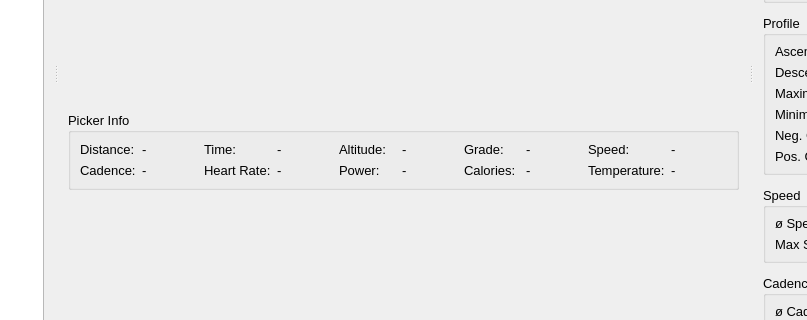
Before: the Qt Designer form MainWindow.ui in masc4ii/WaoStats, drawn with Qt 5; both pictures show x 242 to 1049 and y 284 to 604 of the 1214 by 717 pixel window.
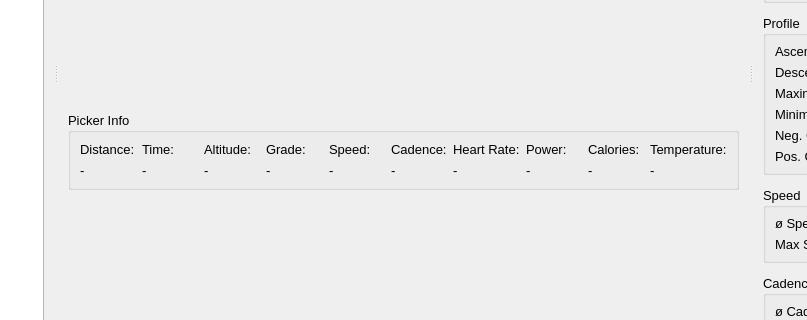
After: the same form once the commit is applied. Icons and pictures are not drawn. Custom widgets are drawn as their Qt base class.

The edit to the form file:
```diff
--- a/MainWindow.ui
+++ b/MainWindow.ui
@@ -56,74 +56,35 @@
        <string>Picker Info</string>
       </property>
       <layout class="QGridLayout" name="gridLayout_13">
-       <item row="0" column="6">
-        <widget class="QLabel" name="labelPickerGradeName">
+       <item row="0" column="0">
+        <widget class="QLabel" name="label_35">
          <property name="text">
-          <string>Grade:</string>
+          <string>Distance:</string>
          </property>
         </widget>
        </item>
-       <item row="0" column="5">
-        <widget class="QLabel" name="labelPickerAltitude">
-         <property name="sizePolicy">
-          <sizepolicy hsizetype="Preferred" vsizetype="Fixed">
-           <horstretch>0</horstretch>
-           <verstretch>0</verstretch>
-          </sizepolicy>
-         </property>
+       <item row="1" column="0">
+        <widget class="QLabel" name="labelPickerDistance">
          <property name="text">
           <string>-</string>
          </property>
-         <property name="alignment">
-          <set>Qt::AlignLeading|Qt::AlignLeft|Qt::AlignVCenter</set>
-         </property>
         </widget>
        </item>
-       <item row="0" column="7">
-        <widget class="QLabel" name="labelPickerGrade">
-         <property name="text">
-          <string>-</string>
-         </property>
-         <property name="alignment">
-          <set>Qt::AlignLeading|Qt::AlignLeft|Qt::AlignVCenter</set>
-         </property>
-        </widget>
-       </item>
-       <item row="0" column="8">
-        <widget class="QLabel" name="label_19">
-         <property name="sizePolicy">
-          <sizepolicy hsizetype="Preferred" vsizetype="Fixed">
-           <horstretch>0</horstretch>
-           <verstretch>0</verstretch>
-          </sizepolicy>
-         </property>
-         <property name="text">
-          <string>Speed:</string>
-         </property>
-        </widget>
-       </item>
-       <item row="0" column="2">
+       <item row="0" column="1">
         <widget class="QLabel" name="label_36">
          <property name="text">
           <string>Time:</string>
          </property>
         </widget>
        </item>
-       <item row="0" column="3">
+       <item row="1" column="1">
         <widget class="QLabel" name="labelPickerTime">
          <property name="text">
           <string>-</string>
          </property>
         </widget>
        </item>
-       <item row="0" column="1">
-        <widget class="QLabel" name="labelPickerDistance">
-         <property name="text">
-          <string>-</string>
-         </property>
-        </widget>
-       </item>
-       <item row="0" column="4">
+       <item row="0" column="2">
         <widget class="QLabel" name="labelPickerAltitudeName">
          <property name="sizePolicy">
           <sizepolicy hsizetype="Preferred" vsizetype="Fixed">
@@ -136,7 +97,53 @@
          </property>
         </widget>
        </item>
-       <item row="0" column="9">
+       <item row="1" column="2">
+        <widget class="QLabel" name="labelPickerAltitude">
+         <property name="sizePolicy">
+          <sizepolicy hsizetype="Preferred" vsizetype="Fixed">
+           <horstretch>0</horstretch>
+           <verstretch>0</verstretch>
+          </sizepolicy>
+         </property>
+         <property name="text">
+          <string>-</string>
+         </property>
+         <property name="alignment">
+          <set>Qt::AlignLeading|Qt::AlignLeft|Qt::AlignVCenter</set>
+         </property>
+        </widget>
+       </item>
+       <item row="0" column="3">
+        <widget class="QLabel" name="labelPickerGradeName">
+         <property name="text">
+          <string>Grade:</string>
+         </property>
+        </widget>
+       </item>
+       <item row="1" column="3">
+        <widget class="QLabel" name="labelPickerGrade">
+         <property name="text">
+          <string>-</string>
+         </property>
+         <property name="alignment">
+          <set>Qt::AlignLeading|Qt::AlignLeft|Qt::AlignVCenter</set>
+         </property>
+        </widget>
+       </item>
+       <item row="0" column="4">
+        <widget class="QLabel" name="label_19">
+         <property name="sizePolicy">
+          <sizepolicy hsizetype="Preferred" vsizetype="Fixed">
+           <horstretch>0</horstretch>
+           <verstretch>0</verstretch>
+          </sizepolicy>
+         </property>
+         <property name="text">
+          <string>Speed:</string>
+         </property>
+        </widget>
+       </item>
+       <item row="1" column="4">
         <widget class="QLabel" name="labelPickerSpeed">
          <property name="sizePolicy">
           <sizepolicy hsizetype="Preferred" vsizetype="Fixed">
@@ -152,14 +159,7 @@
          </property>
         </widget>
        </item>
-       <item row="0" column="0">
-        <widget class="QLabel" name="label_35">
-         <property name="text">
-          <string>Distance:</string>
-         </property>
-        </widget>
-       </item>
-       <item row="1" column="0">
+       <item row="0" column="5">
         <widget class="QLabel" name="labelPickerCadenceName">
          <property name="sizePolicy">
           <sizepolicy hsizetype="Preferred" vsizetype="Fixed">
@@ -172,7 +172,7 @@
          </property>
         </widget>
        </item>
-       <item row="1" column="1">
+       <item row="1" column="5">
         <widget class="QLabel" name="labelPickerCadence">
          <property name="sizePolicy">
           <sizepolicy hsizetype="Preferred" vsizetype="Fixed">
@@ -188,49 +188,49 @@
          </property>
         </widget>
        </item>
-       <item row="1" column="2">
+       <item row="0" column="6">
         <widget class="QLabel" name="labelPickerHeartRateName">
          <property name="text">
           <string>Heart Rate:</string>
          </property>
         </widget>
        </item>
-       <item row="1" column="3">
+       <item row="1" column="6">
         <widget class="QLabel" name="labelPickerHeartRate">
          <property name="text">
           <string>-</string>
          </property>
         </widget>
        </item>
-       <item row="1" column="4">
+       <item row="0" column="7">
         <widget class="QLabel" name="labelPickerPowerName">
          <property name="text">
           <string>Power:</string>
          </property>
         </widget>
        </item>
-       <item row="1" column="5">
+       <item row="1" column="7">
         <widget class="QLabel" name="labelPickerPower">
          <property name="text">
           <string>-</string>
          </property>
         </widget>
        </item>
-       <item row="1" column="6">
+       <item row="0" column="8">
         <widget class="QLabel" name="labelPickerCaloriesName">
          <property name="text">
           <string>Calories:</string>
          </property>
         </widget>
        </item>
-       <item row="1" column="7">
-        <widget class="QLabel" name="labelPickerCalories">
-         <property name="text">
-          <string>-</string>
-         </property>
-        </widget>
-       </item>
        <item row="1" column="8">
+        <widget class="QLabel" name="labelPickerCalories">
+         <property name="text">
+          <string>-</string>
+         </property>
+        </widget>
+       </item>
+       <item row="0" column="9">
         <widget class="QLabel" name="label_21">
          <property name="text">
           <string>Temperature:</string>
```
Left out of the diff: 6 changed lines with no effect on the pictures.
